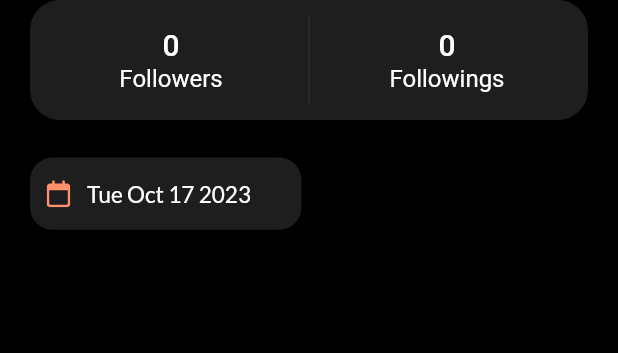
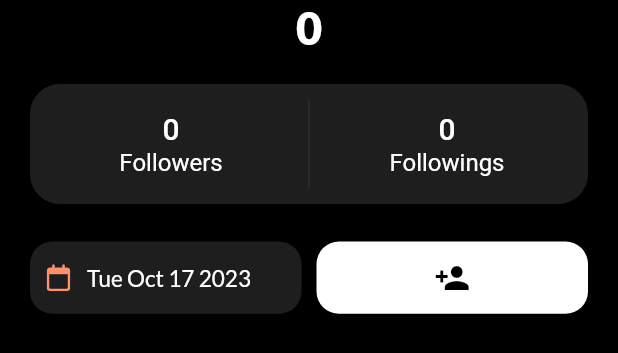
Before and after one commit to nimiology/nagging-flutter, a Flutter app: the ProfileHeader widget shown alone on an empty page, opened directly with empty values, on a phone screen of 412 x 824 dp. Shown: the top 353 px of the screen. Run offline on Flutter 3.47's test engine with Material 2 defaults, Android fonts, the phone set to English and light mode, and no system bars; our stand-ins replace flutter_secure_storage, flutter_svg, google_fonts, jwt_decoder, share_plus; accounts and stored records are empty.

Commit message:
profile screen

```diff
--- a/lib/main.dart
+++ b/lib/main.dart
@@ -5,6 +5,7 @@ import 'helper/auth_jwt_token_helper.dart';
 import 'screens/login.dart';
 import 'screens/nags.dart';
 import 'screens/profile.dart';
+import 'screens/settings.dart';
 import 'screens/signup.dart';
 
 void main() {
@@ -82,6 +83,7 @@ class MyApp extends StatelessWidget {
                 SignUpScreen.routeName: (ctx) => const SignUpScreen(),
                 NagsScreen.routeName: (ctx) => const NagsScreen(),
                 ProfileScreen.routeName: (ctx) => ProfileScreen(),
+                SettingScreen.routeName: (ctx) => SettingScreen(),
               },
             );
           } else {
--- a/lib/widgets/profile_header.dart
+++ b/lib/widgets/profile_header.dart
@@ -1,14 +1,16 @@
 import 'package:flutter/material.dart';
+import 'package:google_fonts/google_fonts.dart';
 import 'package:intl/intl.dart';
 
 import '../helper/string_extension.dart';
 import '../../models/user.dart';
+import '../screens/settings.dart';
 import 'appbar.dart';
 import 'follow_numbers.dart';
 import 'profile_icon_grid.dart';
 
 class ProfileHeader extends StatefulWidget {
-  final User user;
+  User user;
   final bool back;
   final bool isCurrentUser;
 
@@ -17,7 +19,7 @@ class ProfileHeader extends StatefulWidget {
       required this.user,
       required this.back,
       required this.isCurrentUser})
-      : super(key: key) {}
+      : super(key: key);
 
   @override
   State<ProfileHeader> createState() => _ProfileHeaderState();
@@ -47,7 +49,18 @@ class _ProfileHeaderState extends State<ProfileHeader> {
         const CustomAppBar(
           back: true,
           divider: false,
+          title: '',
         ),
+      Text(
+        widget.user.id.toString(),
+        style: GoogleFonts.lato(
+          fontSize: 30,
+          fontWeight: FontWeight.w900,
+        ),
+      ),
+      const SizedBox(
+        height: 20,
+      ),
       FollowNumbers(user: widget.user),
       Container(
         margin: const EdgeInsets.only(left: 15, right: 15, top: 15),
@@ -74,6 +87,48 @@ class _ProfileHeaderState extends State<ProfileHeader> {
                     DateFormat('E MMM dd yyyy').format(widget.user.dateJoined!),
                 icon: 'calendar.svg',
               ),
+              widget.isCurrentUser
+                  ? GestureDetector(
+                      onTap: () async {
+                        widget.user = await Navigator.pushNamed(
+                            context, SettingScreen.routeName,
+                            arguments: {'user': widget.user}) as User;
+                        setState(() {});
+                      },
+                      child: Container(
+                        margin: const EdgeInsets.symmetric(
+                            horizontal: 5, vertical: 10),
+                        padding: const EdgeInsets.all(10),
+                        height: 50,
+                        decoration: BoxDecoration(
+                          color: Colors.white,
+                          borderRadius: BorderRadius.circular(15),
+                        ),
+                        child: const Icon(Icons.settings, color: Colors.black),
+                      ),
+                    )
+                  : GestureDetector(
+                      onTap: follow,
+                      child: Container(
+                        margin: const EdgeInsets.symmetric(
+                            horizontal: 5, vertical: 10),
+                        padding: const EdgeInsets.all(10),
+                        height: 50,
+                        decoration: BoxDecoration(
+                          color: (widget.user.following)
+                              ? Colors.blue
+                              : Colors.white,
+                          borderRadius: BorderRadius.circular(15),
+                        ),
+                        child: Icon(
+                          (widget.user.following)
+                              ? Icons.person_remove
+                              : Icons.person_add,
+                          color: (widget.user.following)
+                              ? Colors.white
+                              : Colors.black,
+                        ),
+                      ))
             ]),
       ),
       if (widget.user.bio != null)
--- a/pubspec.yaml
+++ b/pubspec.yaml
@@ -77,6 +77,8 @@ flutter:
     - assets/svg/comment.svg
     - assets/svg/chevron-left.svg
     - assets/svg/calendar.svg
+    - assets/svg/location-dot.svg
+    - assets/svg/link.svg
 
   # An image asset can refer to one or more resolution-specific "variants", see
   # https://flutter.dev/assets-and-images/#resolution-aware
```
Also changed, not shown: lib/screens/settings.dart (added, +141 -0 lines), assets/svg/link.svg (added), assets/svg/location-dot.svg (added).
